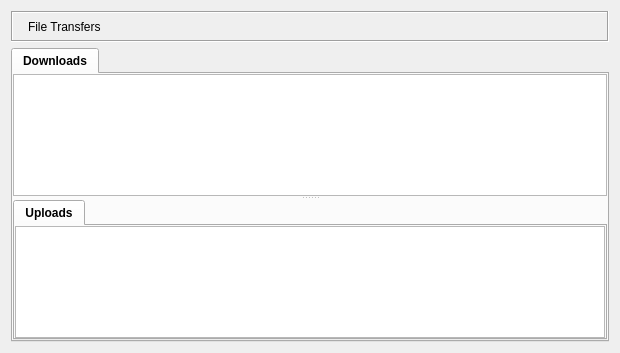
First picture: the form in retroshare-gui/src/gui/FileTransfer/TransfersDialog.ui, repository RetroShare/RetroShare, before the edit.
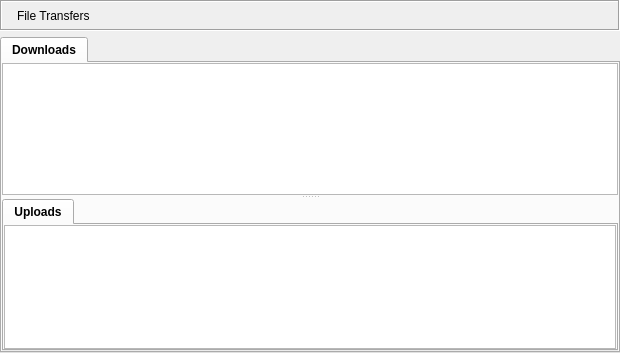
Second picture: the form after the edit. Icons and pictures are not drawn. Custom widgets are drawn as their Qt base class.

The edit to the form file:
```diff
--- a/retroshare-gui/src/gui/FileTransfer/TransfersDialog.ui
+++ b/retroshare-gui/src/gui/FileTransfer/TransfersDialog.ui
@@ -11,6 +11,18 @@
    </rect>
   </property>
   <layout class="QVBoxLayout" name="verticalLayout">
+   <property name="leftMargin">
+    <number>0</number>
+   </property>
+   <property name="topMargin">
+    <number>0</number>
+   </property>
+   <property name="rightMargin">
+    <number>0</number>
+   </property>
+   <property name="bottomMargin">
+    <number>0</number>
+   </property>
    <item>
     <widget class="QFrame" name="titleBarFrame">
      <property name="sizePolicy">
```
